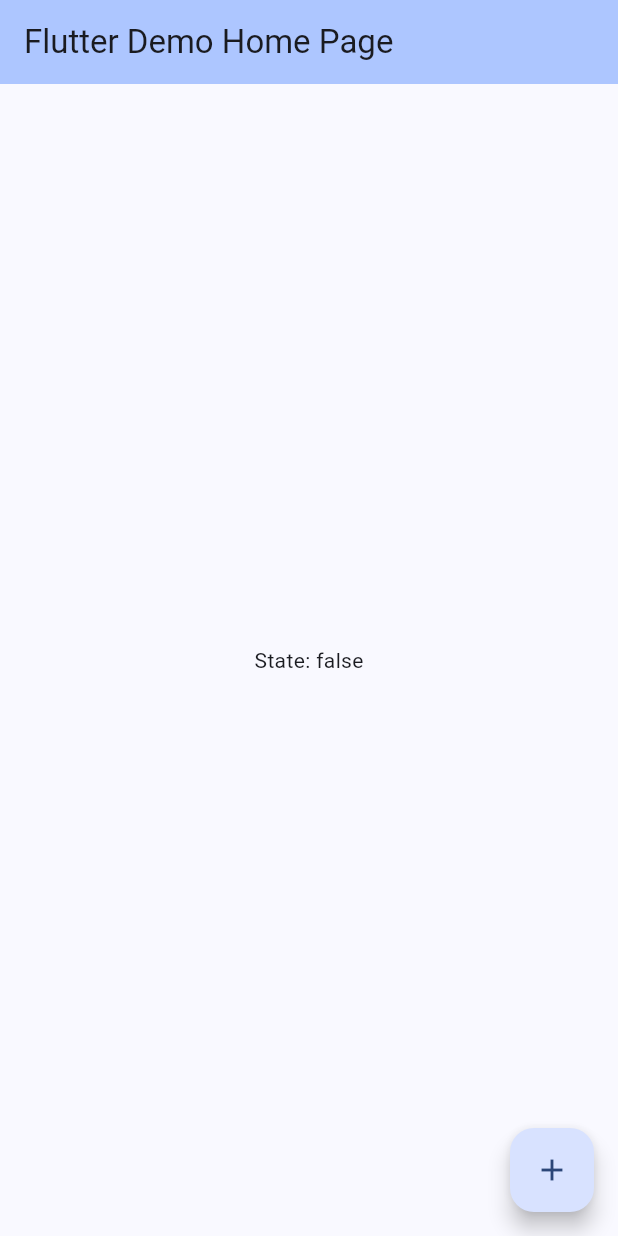
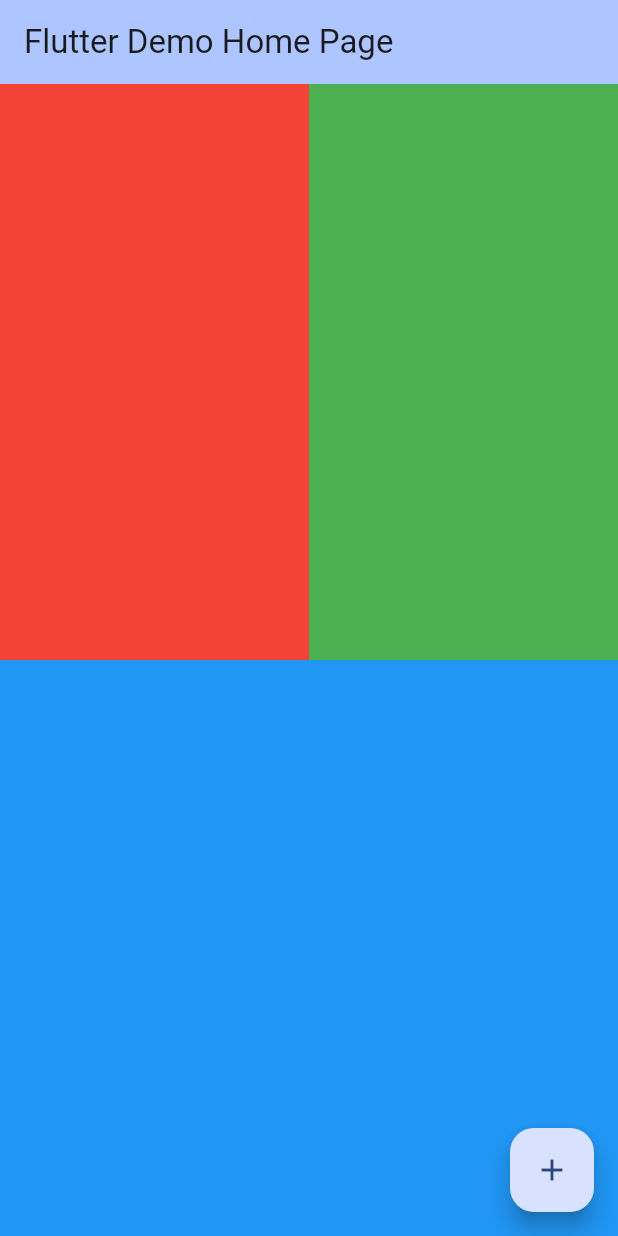
Before and after one commit to mazrean/mouse-proto, a Flutter app: the screen it shows after launch, on a phone screen of 412 x 824 dp. Run offline on Flutter 3.47's test engine with Material 3 defaults, Android fonts, the phone set to English and light mode, and no system bars; our stand-ins replace flutter_hooks, flutter_riverpod, freezed_annotation, go_router, hooks_riverpod.

```diff
--- a/lib/view/pages/demo.dart
+++ b/lib/view/pages/demo.dart
@@ -1,15 +1,16 @@
 import 'package:flutter/material.dart';
-import 'package:flutter_riverpod/flutter_riverpod.dart';
+import 'package:flutter_hooks/flutter_hooks.dart';
+import 'package:hooks_riverpod/hooks_riverpod.dart';
 import 'package:mouse_proto/view_model/mouse_state.dart';
+import 'package:mouse_proto/model/mouse_state.dart';
 
-class DemoPage extends ConsumerWidget {
+class DemoPage extends HookConsumerWidget {
   const DemoPage({super.key, required this.title});
 
   final String title;
 
   @override
   Widget build(BuildContext context, WidgetRef ref) {
-    final state = ref.watch(mouseStateViewModelProvider);
     final mouseViewModel = ref.watch(mouseStateViewModelProvider.notifier);
 
     return Scaffold(
@@ -17,15 +18,40 @@ class DemoPage extends ConsumerWidget {
         backgroundColor: Theme.of(context).colorScheme.inversePrimary,
         title: Text(title),
       ),
-      body: Center(
+      body: GestureDetector(
+        onScaleUpdate: (details) {
+          if (details.pointerCount == 2) {
+            mouseViewModel.moveWheel(details.focalPointDelta.dy.toInt() ~/ 5);
+          } else {
+            mouseViewModel.movePointer(details.focalPointDelta.dx.toInt(), details.focalPointDelta.dy.toInt());
+          }
+        },
         child: Column(
-          mainAxisAlignment: MainAxisAlignment.center,
-          children: <Widget>[
-            Text(
-              'State: ${state.leftButton}',
-            ),
+          children: [
+            Expanded(child: Row(
+              children: [
+                Expanded(child: GestureDetector(
+                  onTapDown: (_) => mouseViewModel.setButtonState(MouseButton.left, true),
+                  onTapUp: (_) => mouseViewModel.setButtonState(MouseButton.left, false),
+                  child: Container(
+                    color: Colors.red,
+                  ),
+                )),
+                Expanded(child: GestureDetector(
+                  onTapDown: (_) => mouseViewModel.setButtonState(MouseButton.right, true),
+                  onTapUp: (_) => mouseViewModel.setButtonState(MouseButton.right, false),
+                  child: Container(
+                    color: Colors.green,
+                  ),
+                )),
+              ],
+            )),
+            Expanded(child: Container(
+              color: Colors.blue,
+            )),
           ],
         ),
+
       ),
       floatingActionButton: FloatingActionButton(
         onPressed: () =>
@@ -36,3 +62,19 @@ class DemoPage extends ConsumerWidget {
     );
   }
 }
+
+class _DragState {
+  final DateTime? _startTime;
+  int x;
+  int y;
+  _DragState(this._startTime, this.x, this.y);
+
+  bool within100ms() {
+    return _startTime != null && DateTime.now().difference(_startTime).inMilliseconds < 100;
+  }
+
+  void add(int dx, int dy) {
+    x += dx;
+    y += dy;
+  }
+}
--- a/pubspec.yaml
+++ b/pubspec.yaml
@@ -38,6 +38,8 @@ dependencies:
   # Use with the CupertinoIcons class for iOS style icons.
   cupertino_icons: ^1.0.8
   riverpod_annotation: ^2.3.5
+  hooks_riverpod: ^2.5.2
+  flutter_hooks: ^0.20.5
 
 dev_dependencies:
   flutter_test:
```
Also changed, not shown: pubspec.lock, 1 other file.
